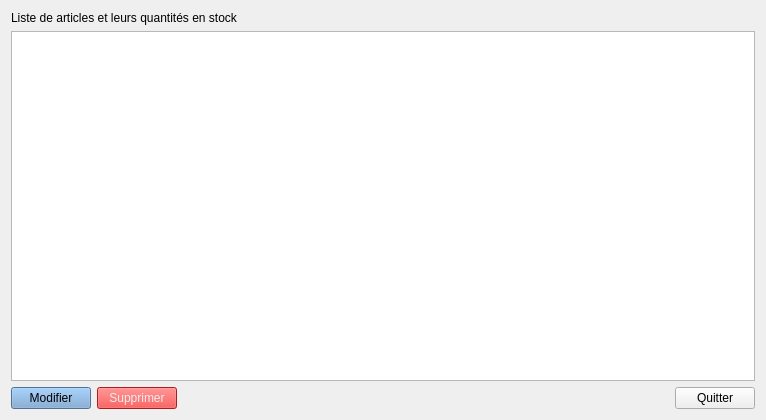
Above: views/ui/article-list.ui from mono57/libsoft before the change. Below: the same form after it.
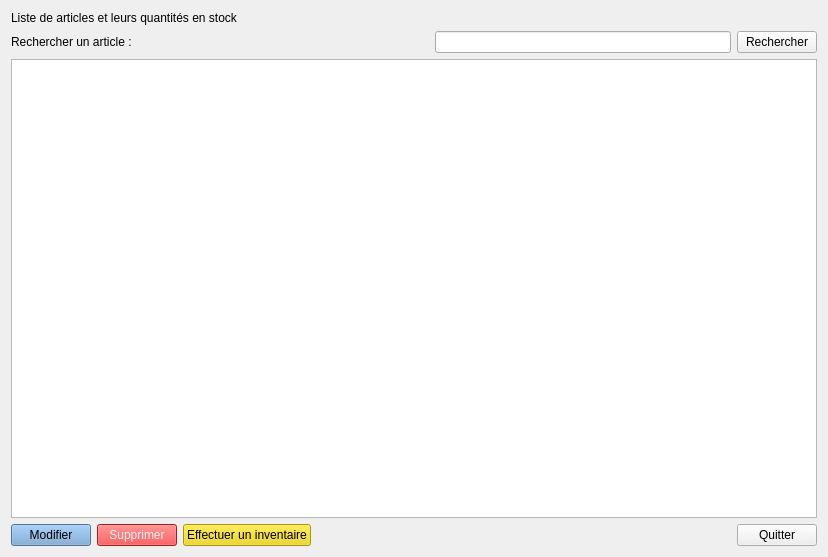
That is the form after the change.

Commit message: update user interface

Patch:
```diff
--- a/views/ui/article-list.ui
+++ b/views/ui/article-list.ui
@@ -6,8 +6,8 @@
    <rect>
     <x>0</x>
     <y>0</y>
-    <width>766</width>
-    <height>420</height>
+    <width>828</width>
+    <height>557</height>
    </rect>
   </property>
   <property name="windowTitle">
@@ -23,6 +23,40 @@
        </property>
       </widget>
      </item>
+     <item>
+      <layout class="QHBoxLayout" name="horizontalLayout_2">
+       <item>
+        <widget class="QLabel" name="label_2">
+         <property name="text">
+          <string>Rechercher un article :</string>
+         </property>
+        </widget>
+       </item>
+       <item>
+        <spacer name="horizontalSpacer_2">
+         <property name="orientation">
+          <enum>Qt::Horizontal</enum>
+         </property>
+         <property name="sizeHint" stdset="0">
+          <size>
+           <width>40</width>
+           <height>20</height>
+          </size>
+         </property>
+        </spacer>
+       </item>
+       <item>
+        <widget class="QLineEdit" name="lineEditSearchQuery"/>
+       </item>
+       <item>
+        <widget class="QPushButton" name="pushButtonSearch">
+         <property name="text">
+          <string>Rechercher</string>
+         </property>
+        </widget>
+       </item>
+      </layout>
+     </item>
      <item>
       <widget class="QTableView" name="tableView"/>
      </item>
@@ -49,6 +83,16 @@
          </property>
         </widget>
        </item>
+       <item>
+        <widget class="QPushButton" name="pushButtonInventaire">
+         <property name="styleSheet">
+          <string notr="true">background-color: rgb(237, 212, 0);</string>
+         </property>
+         <property name="text">
+          <string>Effectuer un inventaire</string>
+         </property>
+        </widget>
+       </item>
        <item>
         <spacer name="horizontalSpacer">
          <property name="orientation">
```
The commit also changes 7 other files.
